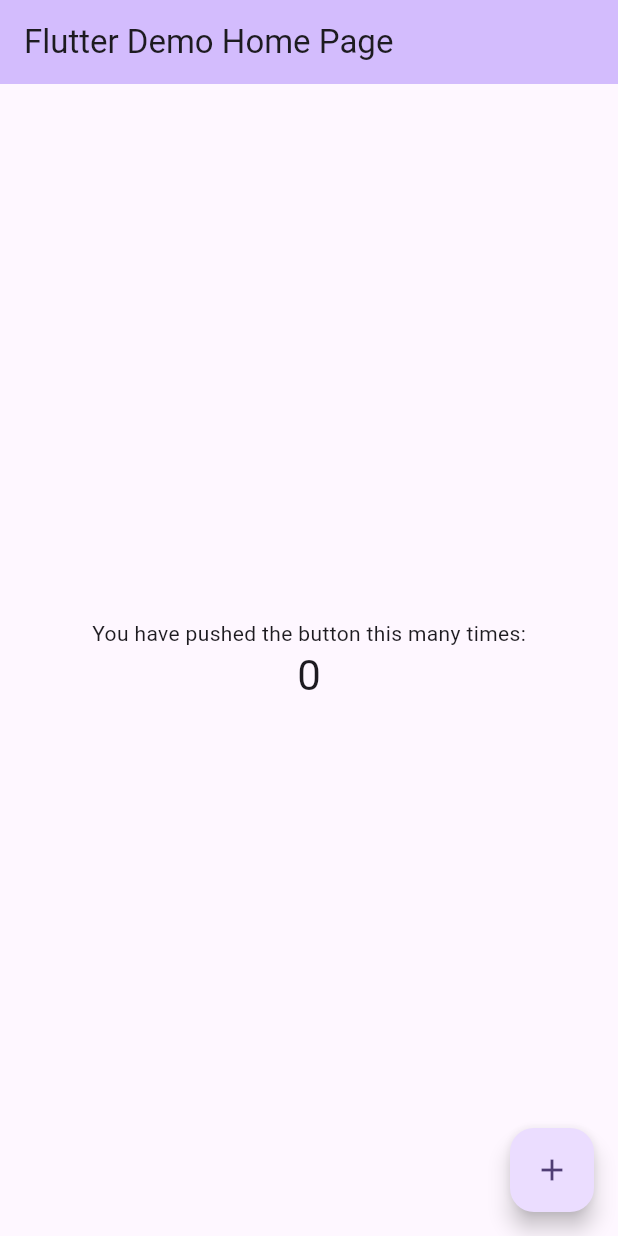
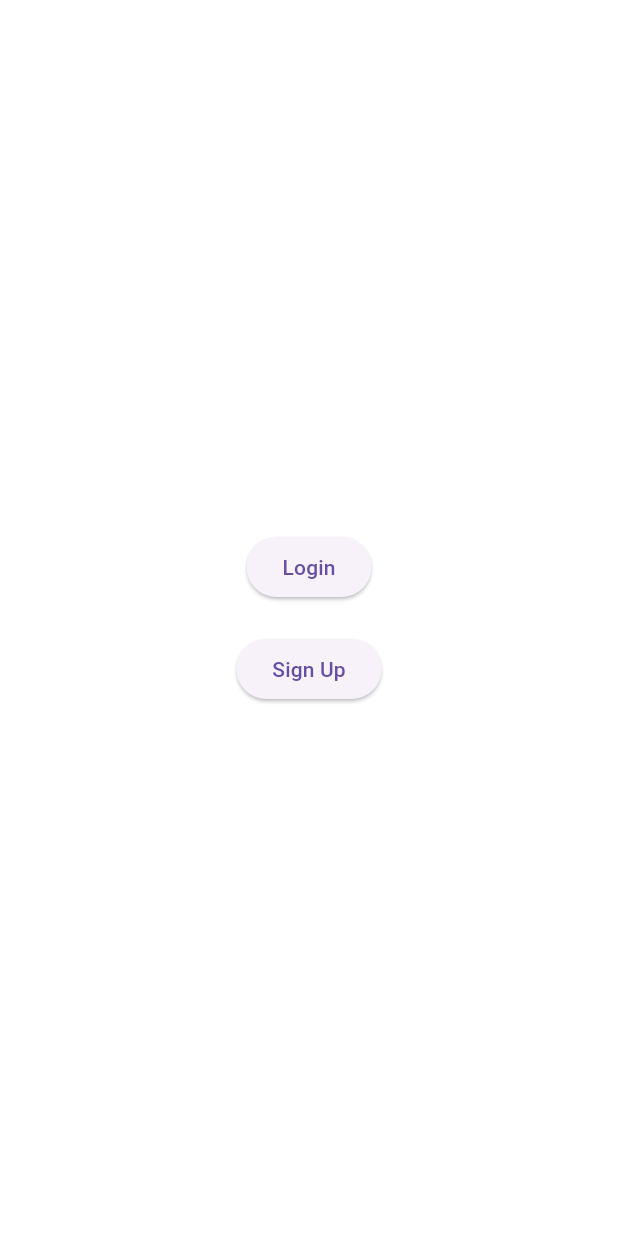
Before and after one commit to AbiMulLyA/mawadda_test, a Flutter app: the screen it shows after launch, on a phone screen of 412 x 824 dp. Run offline on Flutter 3.47's test engine with Material 2 defaults, Android fonts, the phone set to English and light mode, and no system bars; our stand-ins replace auto_route, equatable, flutter_bloc, get_it, injectable, shared_preferences.

Commit message:
add auth navigation

```diff
--- /dev/null
+++ b/lib/auth/pages/auth_page.dart
@@ -0,0 +1,55 @@
+import 'package:auto_route/auto_route.dart';
+import 'package:flutter/material.dart';
+import 'package:flutter_bloc/flutter_bloc.dart';
+import 'package:mawadda_app/auth/pages/login_page.dart';
+import 'package:mawadda_app/auth/pages/register_page.dart';
+import 'package:mawadda_app/core/navigation/bloc/navigation_bloc.dart';
+import 'package:mawadda_app/core/router/router.dart';
+
+@RoutePage()
+class AuthPage extends StatelessWidget {
+  const AuthPage({super.key});
+
+  @override
+  Widget build(BuildContext context) {
+    return Container(
+      color: Colors.white,
+      padding: const EdgeInsets.all(16),
+      child: Center(
+        child: Column(
+          mainAxisAlignment: MainAxisAlignment.center,
+          children: [
+            ElevatedButton(
+              onPressed: () {
+                // Navigator.push(
+                //   context,
+                //   MaterialPageRoute(
+                //     builder: (context) => const LoginPage(),
+                //   ),
+                // );
+                // context.router.push(const LoginRoute());
+                context.router.replace(const LoginRoute());
+                context.read<NavigationBloc>().add(const HomeEv());
+              },
+              child: const Text('Login'),
+            ),
+            const SizedBox(
+              height: 20,
+            ),
+            ElevatedButton(
+              onPressed: () {
+                Navigator.push(
+                  context,
+                  MaterialPageRoute(
+                    builder: (context) => const RegisterPage(),
+                  ),
+                );
+              },
+              child: const Text('Sign Up'),
+            ),
+          ],
+        ),
+      ),
+    );
+  }
+}
--- /dev/null
+++ b/lib/core/navigation/bloc/navigation_bloc.dart
@@ -0,0 +1,51 @@
+// ignore_for_file: public_member_api_docs, sort_constructors_first
+
+import 'package:equatable/equatable.dart';
+import 'package:flutter/material.dart';
+import 'package:flutter_bloc/flutter_bloc.dart';
+import 'package:injectable/injectable.dart';
+
+import '../../util/navigation_util.dart';
+
+part 'navigation_event.dart';
+part 'navigation_state.dart';
+
+@injectable
+class NavigationBloc extends Bloc<NavigationEvent, NavigationState> {
+  final NavigationUtil navigationUtil;
+  NavigationBloc(
+    this.navigationUtil,
+  ) : super(const AuthSt()) {
+    on<AppStartedEv>((event, emit) async {
+      debugPrint('APP STARTED');
+      final bool isOnHomeRoute = await navigationUtil.isOnHomeRoute();
+      final bool isOnAuthRoute = await navigationUtil.isOnAuthRoute();
+
+      if (isOnAuthRoute || state == const AuthSt()) {
+        emit(
+          const AuthSt(),
+        );
+      }
+
+      if (isOnHomeRoute) {
+        emit(
+          const HomeSt(),
+        );
+      }
+    });
+
+    on<AuthEv>((event, emit) {
+      navigationUtil.setNavigationToAuth();
+      emit(
+        const AuthSt(),
+      );
+    });
+
+    on<HomeEv>((event, emit) {
+      navigationUtil.setNavigationToHome();
+      emit(
+        const HomeSt(),
+      );
+    });
+  }
+}
--- /dev/null
+++ b/lib/core/navigation/bloc/navigation_event.dart
@@ -0,0 +1,38 @@
+part of 'navigation_bloc.dart';
+
+abstract class NavigationEvent extends Equatable {
+  const NavigationEvent();
+
+  @override
+  List<Object> get props => [];
+}
+
+class AppStartedEv extends NavigationEvent {
+  const AppStartedEv();
+
+  @override
+  String toString() => 'NavigationEvent.AppStartedEv';
+
+  @override
+  List<Object> get props => [];
+}
+
+class AuthEv extends NavigationEvent {
+  const AuthEv();
+
+  @override
+  String toString() => 'NavigationEvent.AuthEv';
+
+  @override
+  List<Object> get props => [];
+}
+
+class HomeEv extends NavigationEvent {
+  const HomeEv();
+
+  @override
+  String toString() => 'NavigationEvent.HomeEv';
+
+  @override
+  List<Object> get props => [];
+}
--- /dev/null
+++ b/lib/core/navigation/bloc/navigation_state.dart
@@ -0,0 +1,28 @@
+part of 'navigation_bloc.dart';
+
+abstract class NavigationState extends Equatable {
+  const NavigationState();
+
+  @override
+  List<Object> get props => [];
+}
+
+class AuthSt extends NavigationState {
+  const AuthSt();
+
+  @override
+  String toString() => 'NavigationState.AuthSt';
+
+  @override
+  List<Object> get props => [];
+}
+
+class HomeSt extends NavigationState {
+  const HomeSt();
+
+  @override
+  String toString() => 'NavigationState.HomeSt';
+
+  @override
+  List<Object> get props => [];
+}
--- /dev/null
+++ b/lib/core/router/router.dart
@@ -0,0 +1,26 @@
+import 'package:auto_route/auto_route.dart';
+
+import '../../auth/pages/auth_page.dart';
+import '../../auth/pages/login_page.dart';
+import '../../main.dart';
+
+part 'router.gr.dart';
+
+@AutoRouterConfig()
+class AppRouter extends _$AppRouter {
+  @override
+  final List<AutoRoute> routes = [
+    AutoRoute(
+      path: '/',
+      page: MainRoute.page,
+    ),
+    AutoRoute(
+      path: '/auth',
+      page: AuthRoute.page,
+    ),
+    AutoRoute(
+      path: '/login',
+      page: LoginRoute.page,
+    ),
+  ];
+}
--- /dev/null
+++ b/lib/core/util/navigation_util.dart
@@ -0,0 +1,34 @@
+import 'package:injectable/injectable.dart';
+import 'package:mawadda_app/core/util/shared_preferences_util.dart';
+
+import '../di/injector.dart';
+
+@lazySingleton
+class NavigationUtil {
+  final SharedPreferencesUtil _sharedPreferencesUtil =
+      getIt<SharedPreferencesUtil>();
+
+  static const String prefNavigationKey = 'NAVIGATION';
+  static const String prefOnHomeRoute = 'HOME_ROUTE';
+  static const String prefOnAuthRoute = 'AUTH_ROUTE';
+
+  Future<void> setNavigationToAuth() async {
+    await _sharedPreferencesUtil.setString(prefNavigationKey, prefOnAuthRoute);
+  }
+
+  Future<void> setNavigationToHome() async {
+    await _sharedPreferencesUtil.setString(prefNavigationKey, prefOnHomeRoute);
+  }
+
+  Future<bool> isOnHomeRoute() async {
+    final String? where = _sharedPreferencesUtil.getString(prefNavigationKey);
+
+    return where != null && where != '' && where == prefOnHomeRoute;
+  }
+
+  Future<bool> isOnAuthRoute() async {
+    final String? where = _sharedPreferencesUtil.getString(prefNavigationKey);
+
+    return where != null && where != '' && where == prefOnAuthRoute;
+  }
+}
--- a/lib/main.dart
+++ b/lib/main.dart
@@ -1,125 +1,75 @@
+import 'package:auto_route/auto_route.dart';
 import 'package:flutter/material.dart';
+import 'package:flutter/services.dart';
+import 'package:flutter_bloc/flutter_bloc.dart';
 
-void main() {
-  runApp(const MyApp());
+import 'core/di/injector.dart';
+import 'core/navigation/bloc/navigation_bloc.dart';
+import 'core/router/router.dart';
+
+Future<void> main() async {
+  await mainApp();
 }
 
-class MyApp extends StatelessWidget {
-  const MyApp({super.key});
+Future<void> mainApp() async {
+  final WidgetsBinding widgetsBinding =
+      WidgetsFlutterBinding.ensureInitialized();
+  SystemChrome.setPreferredOrientations([DeviceOrientation.portraitUp]);
 
-  // This widget is the root of your application.
+  await configureInjector();
+
+  runApp(const App());
+}
+
+class App extends StatefulWidget {
+  const App({super.key});
+
+  @override
+  State<App> createState() => _AppState();
+}
+
+class _AppState extends State<App> {
+  final _appRouter = AppRouter();
   @override
   Widget build(BuildContext context) {
-    return MaterialApp(
-      title: 'Flutter Demo',
-      theme: ThemeData(
-        // This is the theme of your application.
-        //
-        // TRY THIS: Try running your application with "flutter run". You'll see
-        // the application has a blue toolbar. Then, without quitting the app,
-        // try changing the seedColor in the colorScheme below to Colors.green
-        // and then invoke "hot reload" (save your changes or press the "hot
-        // reload" button in a Flutter-supported IDE, or press "r" if you used
-        // the command line to start the app).
-        //
-        // Notice that the counter didn't reset back to zero; the application
-        // state is not lost during the reload. To reset the state, use hot
-        // restart instead.
-        //
-        // This works for code too, not just values: Most code changes can be
-        // tested with just a hot reload.
-        colorScheme: ColorScheme.fromSeed(seedColor: Colors.deepPurple),
-        useMaterial3: true,
+    return MultiBlocProvider(
+      providers: [
+        BlocProvider(
+          create: (_) => getIt<NavigationBloc>()..add(const AppStartedEv()),
+        ),
+      ],
+      child: MaterialApp.router(
+        theme: ThemeData(
+          useMaterial3: true,
+        ),
+        routerDelegate: _appRouter.delegate(),
+        routeInformationParser: _appRouter.defaultRouteParser(),
       ),
-      home: const MyHomePage(title: 'Flutter Demo Home Page'),
     );
   }
 }
 
-class MyHomePage extends StatefulWidget {
-  const MyHomePage({super.key, required this.title});
-
-  // This widget is the home page of your application. It is stateful, meaning
-  // that it has a State object (defined below) that contains fields that affect
-  // how it looks.
-
-  // This class is the configuration for the state. It holds the values (in this
-  // case the title) provided by the parent (in this case the App widget) and
-  // used by the build method of the State. Fields in a Widget subclass are
-  // always marked "final".
-
-  final String title;
-
-  @override
-  State<MyHomePage> createState() => _MyHomePageState();
-}
-
-class _MyHomePageState extends State<MyHomePage> {
-  int _counter = 0;
-
-  void _incrementCounter() {
-    setState(() {
-      // This call to setState tells the Flutter framework that something has
-      // changed in this State, which causes it to rerun the build method below
-      // so that the display can reflect the updated values. If we changed
-      // _counter without calling setState(), then the build method would not be
-      // called again, and so nothing would appear to happen.
-      _counter++;
-    });
-  }
+@RoutePage()
+class MainPage extends StatelessWidget {
+  const MainPage({super.key});
 
   @override
   Widget build(BuildContext context) {
-    // This method is rerun every time setState is called, for instance as done
-    // by the _incrementCounter method above.
-    //
-    // The Flutter framework has been optimized to make rerunning build methods
-    // fast, so that you can just rebuild anything that needs updating rather
-    // than having to individually change instances of widgets.
-    return Scaffold(
-      appBar: AppBar(
-        // TRY THIS: Try changing the color here to a specific color (to
-        // Colors.amber, perhaps?) and trigger a hot reload to see the AppBar
-        // change color while the other colors stay the same.
-        backgroundColor: Theme.of(context).colorScheme.inversePrimary,
-        // Here we take the value from the MyHomePage object that was created by
-        // the App.build method, and use it to set our appbar title.
-        title: Text(widget.title),
-      ),
-      body: Center(
-        // Center is a layout widget. It takes a single child and positions it
-        // in the middle of the parent.
-        child: Column(
-          // Column is also a layout widget. It takes a list of children and
-          // arranges them vertically. By default, it sizes itself to fit its
-          // children horizontally, and tries to be as tall as its parent.
-          //
-          // Column has various properties to control how it sizes itself and
-          // how it positions its children. Here we use mainAxisAlignment to
-          // center the children vertically; the main axis here is the vertical
-          // axis because Columns are vertical (the cross axis would be
-          // horizontal).
-          //
-          // TRY THIS: Invoke "debug painting" (choose the "Toggle Debug Paint"
-          // action in the IDE, or press "p" in the console), to see the
-          // wireframe for each widget.
-          mainAxisAlignment: MainAxisAlignment.center,
-          children: <Widget>[
-            const Text(
-              'You have pushed the button this many times:',
-            ),
-            Text(
-              '$_counter',
-              style: Theme.of(context).textTheme.headlineMedium,
-            ),
-          ],
-        ),
-      ),
-      floatingActionButton: FloatingActionButton(
-        onPressed: _incrementCounter,
-        tooltip: 'Increment',
-        child: const Icon(Icons.add),
-      ), // This trailing comma makes auto-formatting nicer for build methods.
+    return BlocBuilder<NavigationBloc, NavigationState>(
+      builder: (context, state) {
+        debugPrint('Navigation State : $state');
+
+        if (state == const AuthSt()) {
+          context.router.replace(const AuthRoute());
+        }
+
+        if (state == const HomeSt()) {
+          // context.router.replace(const LoginRoute());
+        }
+        return Container(
+          color: Colors.white,
+        );
+      },
     );
   }
 }
```
Also changed, not shown: lib/auth/pages/login_page.dart (added, +17 -0 lines), lib/auth/pages/register_page.dart (added, +15 -0 lines), lib/core/di/injector.dart (added, +25 -0 lines), lib/core/util/shared_preferences_util.dart (added, +49 -0 lines), pubspec.yaml (+8 -1 lines), lib/core/di/injector.config.dart (added), lib/core/router/router.gr.dart (added), pubspec.lock, 9 other files.
